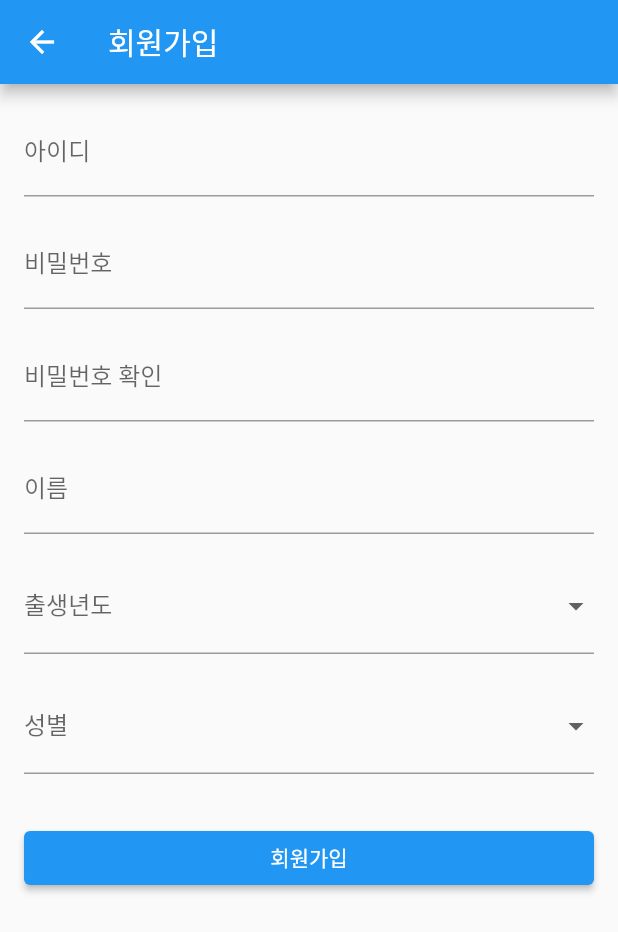
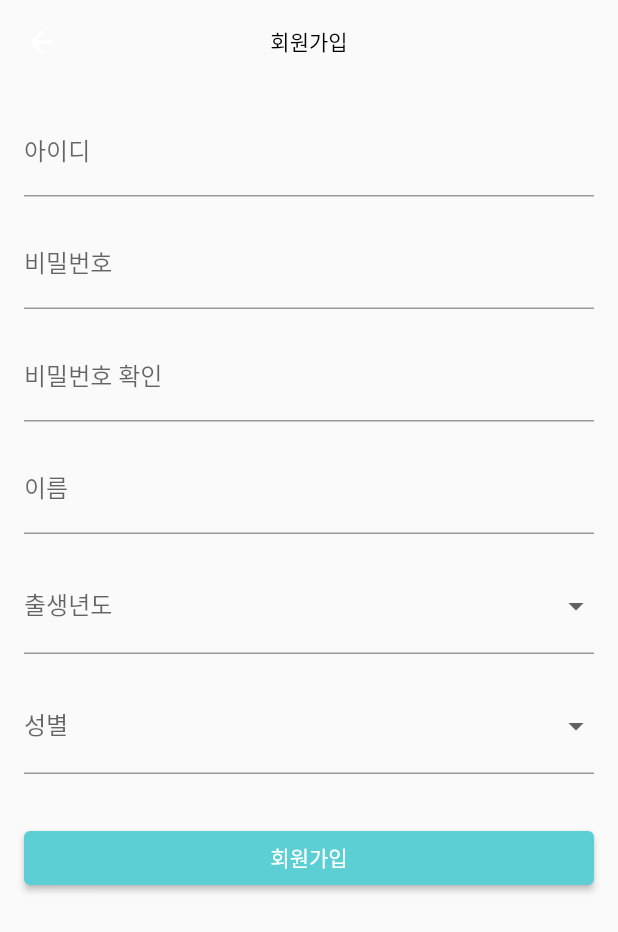
Before and after one commit to kumoh-lni/apayo-front, a Flutter app: the SignUpPage screen opened directly, on a phone screen of 412 x 824 dp. Shown: the top 932 px of the screen. Run offline on Flutter 3.47's test engine with Material 2 defaults, Android fonts, the phone set to English and light mode, and no system bars; our stand-ins replace google_maps_flutter, location.

Commit message:
0511, 회원가입 페이지 버튼 색 변경

```diff
--- a/lib/SignUpPage.dart
+++ b/lib/SignUpPage.dart
@@ -22,6 +22,10 @@ class _SignUpPageState extends State<SignUpPage> {
     return Scaffold(
         appBar: AppBar(
           title: Text('회원가입'),
+          centerTitle: true,
+          backgroundColor: Colors.transparent,
+          elevation: 0,
+          titleTextStyle: TextStyle(color: Colors.black),
         ),
         body: SingleChildScrollView(
           child: Padding(
@@ -139,6 +143,9 @@ class _SignUpPageState extends State<SignUpPage> {
                   Container(
                     width: double.infinity,
                     child: ElevatedButton(
+                      style: ElevatedButton.styleFrom(
+                        primary: Color(0xff5CCFD4), // 버튼 색상 설정
+                      ),
                       onPressed: () {
                         if (_formKey.currentState?.validate() == true) {
                           // 회원가입 로직 처리
```
